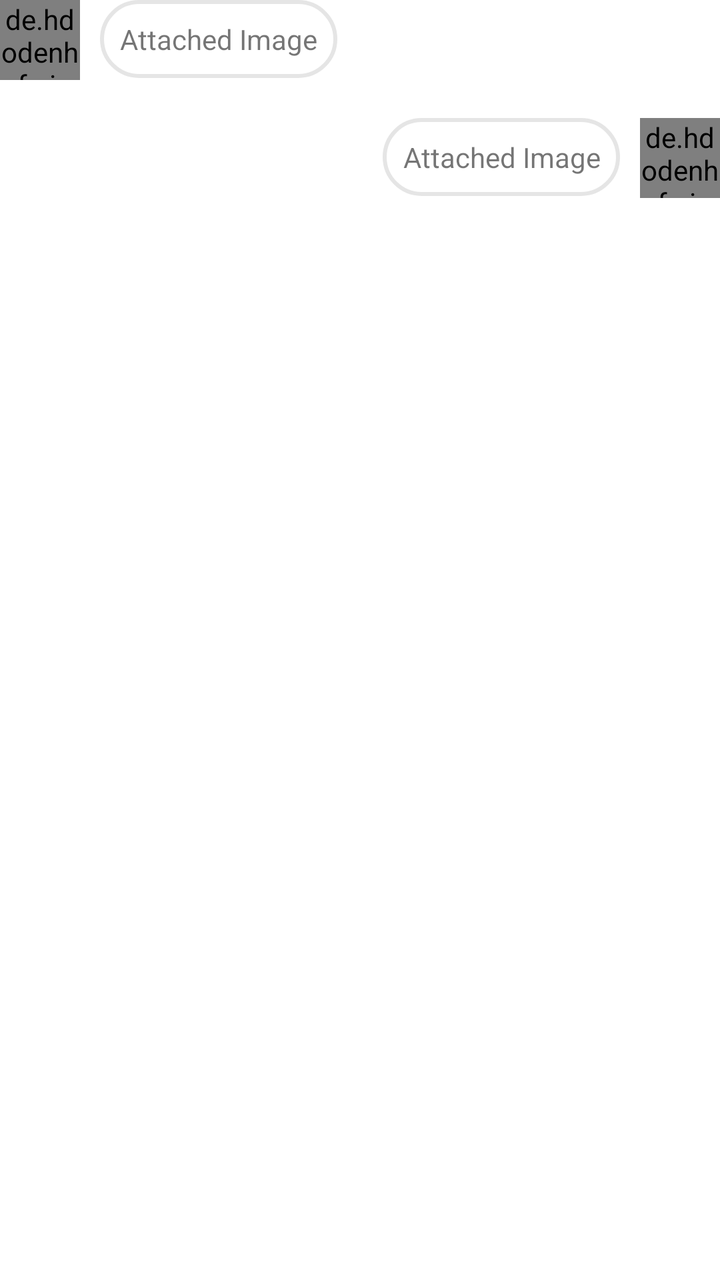
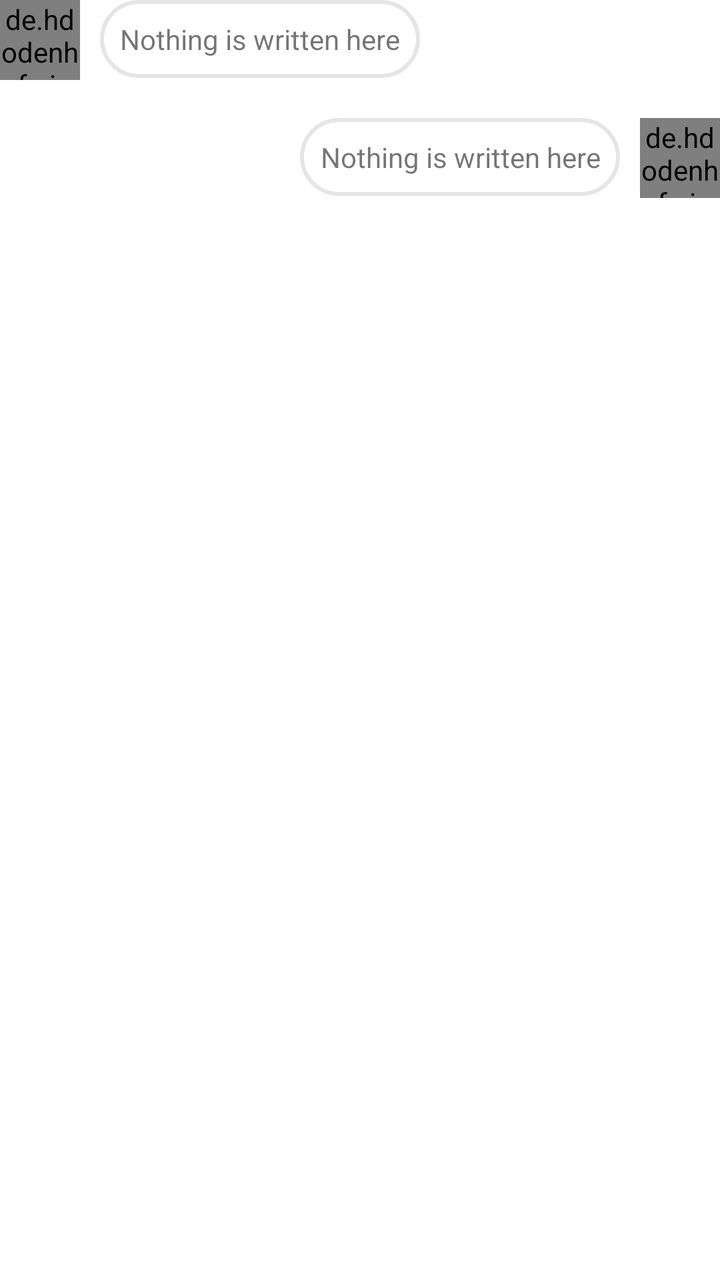

Compare the two renders of this Android layout. The source of the first and the diff that turns it into the second are given below.
<!-- AndroidManifest.xml: application theme AppTheme -->
<!-- res/layout/item_message.xml -->
<?xml version="1.0" encoding="utf-8"?>
<LinearLayout xmlns:android="http://schemas.android.com/apk/res/android"
    xmlns:app="http://schemas.android.com/apk/res-auto"
    xmlns:tools="http://schemas.android.com/tools"
    android:orientation="vertical"
    android:layout_marginBottom="5dp"
    android:layout_width="match_parent"
    android:layout_height="wrap_content">

    <RelativeLayout
        android:id="@+id/item_receiver_layout"
        android:layout_marginBottom="10dp"
        android:layout_width="match_parent"
        android:layout_height="wrap_content"
        tools:ignore="UselessParent">
        <de.hdodenhof.circleimageview.CircleImageView
            android:id="@+id/item_receiver_image"
            android:layout_width="40dp"
            android:layout_height="40dp"
            android:layout_marginEnd="10dp"
            android:src="@drawable/ic_baseline_person_24"
            app:civ_border_width="2dp"
            app:civ_border_color="@color/colorWhite"
            tools:ignore="VectorDrawableCompat" />
        <LinearLayout
            android:orientation="vertical"
            android:layout_toEndOf="@+id/item_receiver_image"
            android:layout_width="match_parent"
            android:layout_height="wrap_content"
            tools:ignore="UseCompoundDrawables">
            <TextView
                android:id="@+id/item_receiver_text"
                android:layout_marginBottom="10dp"
                android:text="Attached Image"
                android:background="@drawable/shape_radius_100_pad_10_stroke_grey_bg_white"
                android:layout_width="wrap_content"
                android:layout_height="wrap_content"/>
            <androidx.recyclerview.widget.RecyclerView
                android:id="@+id/item_receiver_recycler_view"
                tools:listitem="@layout/item_attach_photo"
                app:layoutManager="androidx.recyclerview.widget.StaggeredGridLayoutManager"
                app:spanCount="4"
                android:layout_width="wrap_content"
                android:layout_height="wrap_content" />
        </LinearLayout>
    </RelativeLayout>

    <RelativeLayout
        android:id="@+id/item_sender_layout"
        android:layout_marginBottom="10dp"
        android:layout_width="match_parent"
        android:layout_height="wrap_content"
        tools:ignore="UselessParent">
        <de.hdodenhof.circleimageview.CircleImageView
            android:id="@+id/item_sender_image"
            android:layout_alignParentEnd="true"
            android:layout_width="40dp"
            android:layout_height="40dp"
            android:layout_marginStart="10dp"
            android:src="@drawable/ic_baseline_person_24"
            app:civ_border_width="2dp"
            app:civ_border_color="@color/colorWhite"
            tools:ignore="VectorDrawableCompat" />
        <LinearLayout
            android:orientation="vertical"
            android:layout_toStartOf="@+id/item_sender_image"
            android:layout_width="wrap_content"
            android:layout_height="wrap_content"
            tools:ignore="UseCompoundDrawables">
            <TextView
                android:id="@+id/item_sender_text"
                android:layout_marginBottom="10dp"
                android:textAlignment="textEnd"
                android:layout_gravity="end"
                android:text="Attached Image"
                android:background="@drawable/shape_radius_100_pad_10_stroke_grey_bg_white"
                android:layout_width="wrap_content"
                android:layout_height="wrap_content"/>
            <androidx.recyclerview.widget.RecyclerView
                android:id="@+id/item_sender_recycler_view"
                tools:listitem="@layout/item_attach_photo"
                app:layoutManager="androidx.recyclerview.widget.StaggeredGridLayoutManager"
                app:spanCount="4"
                android:layout_width="wrap_content"
                android:layout_height="wrap_content" />
        </LinearLayout>
    </RelativeLayout>
</LinearLayout>
<!-- res/layout/item_attach_photo.xml (included above) -->
<?xml version="1.0" encoding="utf-8"?>
<LinearLayout xmlns:android="http://schemas.android.com/apk/res/android" xmlns:app="http://schemas.android.com/apk/res-auto"
    android:id="@+id/item_layout"
    android:gravity="center"
    android:orientation="vertical"
    android:background="@drawable/shape_radius_8_pad_15_stroke_grey_solid_white"
    android:layout_width="match_parent"
    android:layout_height="90dp">

    <ImageView
        android:id="@+id/item_image"
        android:src="@drawable/ic_add_photo"
        android:layout_width="wrap_content"
        android:layout_height="wrap_content"/>

</LinearLayout>
<!-- resources referenced by this layout -->
<resources>
  <color name="colorWhite">#FFFFFF</color>
  <!-- drawable ic_add_photo (drawable) -->
  <vector xmlns:android="http://schemas.android.com/apk/res/android"
      android:width="300dp"
      android:height="300dp"
      android:viewportWidth="300"
      android:viewportHeight="300">
    <path
        android:fillColor="#B01030"
        android:pathData="M164,199.8H91.5c-3.4,0 -6.7,-1.4 -9.1,-3.9c-2.5,-2.4 -3.8,-5.6 -3.9,-9.1v-77.7c0,-3.4 1.4,-6.7 3.9,-9.1c2.4,-2.5 5.6,-3.9 9.1,-3.9h20.7l11.7,-12.9h38.8l11.7,12.9h20.7c3.4,0 6.7,1.4 9.1,3.9c2.5,2.4 3.9,5.6 3.9,9.1v53.2c-3.2,-0.9 -6.5,-1.4 -9.8,-1.4c-19.1,0 -34.6,15.5 -34.6,34.6C163.7,196.9 163.8,198.3 164,199.8L164,199.8zM143.3,116.3c-9.2,0 -16.9,3.3 -22.7,9.7c-5,5.6 -9.7,12.1 -9.7,22c0,9 3.3,16.9 9.7,23.3c6.4,6.4 14.2,9.7 22.7,9.7c9.2,0 16.9,-3.3 22.7,-9.7c6.4,-7.1 9.7,-14.9 9.7,-22.7c0,-8.8 -3.5,-17.1 -9.7,-22.7C158.9,119.6 151.1,116.3 143.3,116.3L143.3,116.3zM189.9,107.2c-4.4,0 -7.9,3.6 -7.9,7.9c0,4.4 3.6,7.9 7.9,7.9c4.4,0 7.9,-3.6 7.9,-7.9C197.8,110.7 194.3,107.2 189.9,107.2L189.9,107.2zM143.3,168.7c-2.7,0 -5.4,-0.5 -7.9,-1.5c-2.4,-1 -4.6,-2.5 -6.4,-4.4c-1.9,-1.9 -3.4,-4.1 -4.4,-6.6c-1,-2.4 -1.5,-5 -1.5,-7.6c0,-2.6 0.5,-5.2 1.5,-7.6c1,-2.5 2.5,-4.7 4.4,-6.6c1.9,-1.9 4.1,-3.4 6.6,-4.4c2.4,-1 5,-1.5 7.6,-1.5c2.7,0 5.4,0.5 7.9,1.5c2.4,1 4.6,2.5 6.4,4.4c1.9,1.9 3.4,4.1 4.4,6.6c1,2.4 1.5,5 1.5,7.6c0,2.6 -0.5,5.2 -1.5,7.6c-1,2.5 -2.5,4.7 -4.4,6.6c-1.9,1.9 -4.1,3.4 -6.6,4.4C148.5,168.2 145.9,168.7 143.3,168.7L143.3,168.7z"/>
    <path
        android:fillColor="#B01030"
        android:pathData="M181.7,177.1c4.6,-4.6 10,-6.7 16.5,-6.7s11.8,2.3 16.5,6.7c4.6,4.4 6.7,10 6.7,16.5c0,6.5 -2.3,11.8 -6.7,16.5c-4.4,4.6 -10,6.7 -16.5,6.7s-11.8,-2.3 -16.5,-6.7c-4.6,-4.4 -6.7,-10 -6.7,-16.5S177.1,181.5 181.7,177.1zM185,206.5c3.7,3.7 8.1,5.6 13,5.6c4.9,0 9.6,-2 13,-5.6c3.5,-3.7 5.6,-8.1 5.6,-13c0,-4.9 -2,-9.6 -5.6,-13c-3.7,-3.5 -8.1,-5.6 -13,-5.6c-4.9,0 -9.6,2 -13,5.6c-3.5,3.7 -5.6,8.1 -5.6,13S181.3,202.8 185,206.5L185,206.5zM200.3,181.7v9.3h9.3v4.6h-9.3v9.3h-4.6v-9.3h-9.3V191h9.3v-9.3H200.3z"/>
  </vector>
  <!-- drawable ic_baseline_person_24 (drawable) -->
  <vector xmlns:android="http://schemas.android.com/apk/res/android"
      android:width="24dp"
      android:height="24dp"
      android:viewportWidth="24"
      android:viewportHeight="24"
      android:tint="?attr/colorControlNormal">
    <path
        android:fillColor="@android:color/white"
        android:pathData="M12,12c2.21,0 4,-1.79 4,-4s-1.79,-4 -4,-4 -4,1.79 -4,4 1.79,4 4,4zM12,14c-2.67,0 -8,1.34 -8,4v2h16v-2c0,-2.66 -5.33,-4 -8,-4z"/>
  </vector>
  <!-- drawable shape_radius_100_pad_10_stroke_grey_bg_white (drawable) -->
  <?xml version="1.0" encoding="utf-8"?>
  <shape xmlns:android="http://schemas.android.com/apk/res/android">
      
      <solid android:color="@color/colorWhite" />
      <stroke android:width="2dp" android:color="#e5e5e5" />
      <padding android:left="10dp" android:top="10dp" android:right="10dp" android:bottom="10dp"/>
      <corners android:radius="100dp"/>
  </shape>
  <!-- drawable shape_radius_8_pad_15_stroke_grey_solid_white (drawable) -->
  <?xml version="1.0" encoding="utf-8"?>
  <shape xmlns:android="http://schemas.android.com/apk/res/android" android:shape="rectangle">
      <corners android:radius="8dp"/>
      <solid android:color="#FFFFFF"/>
      <stroke android:width="1dp" android:color="#e5e5e5"/>
      <padding android:bottom="15dp" android:left="15dp" android:right="15dp" android:top="15dp"/>
  </shape>
  <style name="AppTheme" parent="Theme.MaterialComponents.DayNight.NoActionBar">
          
          
          <item name="colorPrimary">@color/colorPrimary</item>
          <item name="colorPrimaryDark">@color/colorPrimaryDark</item>
          <item name="colorAccent">@color/colorAccent</item>
      </style>
  <color name="colorPrimary">#B01030</color>
  <color name="colorPrimaryDark">#530918</color>
  <color name="colorAccent">#450D18</color>
</resources>

<!-- the commit's change to res/layout/item_message.xml (unified diff, before → after) -->
@@ -31,7 +31,7 @@
             <TextView
                 android:id="@+id/item_receiver_text"
                 android:layout_marginBottom="10dp"
-                android:text="Attached Image"
+                android:text="Nothing is written here"
                 android:background="@drawable/shape_radius_100_pad_10_stroke_grey_bg_white"
                 android:layout_width="wrap_content"
                 android:layout_height="wrap_content"/>
@@ -72,7 +72,7 @@
                 android:layout_marginBottom="10dp"
                 android:textAlignment="textEnd"
                 android:layout_gravity="end"
-                android:text="Attached Image"
+                android:text="Nothing is written here"
                 android:background="@drawable/shape_radius_100_pad_10_stroke_grey_bg_white"
                 android:layout_width="wrap_content"
                 android:layout_height="wrap_content"/>
